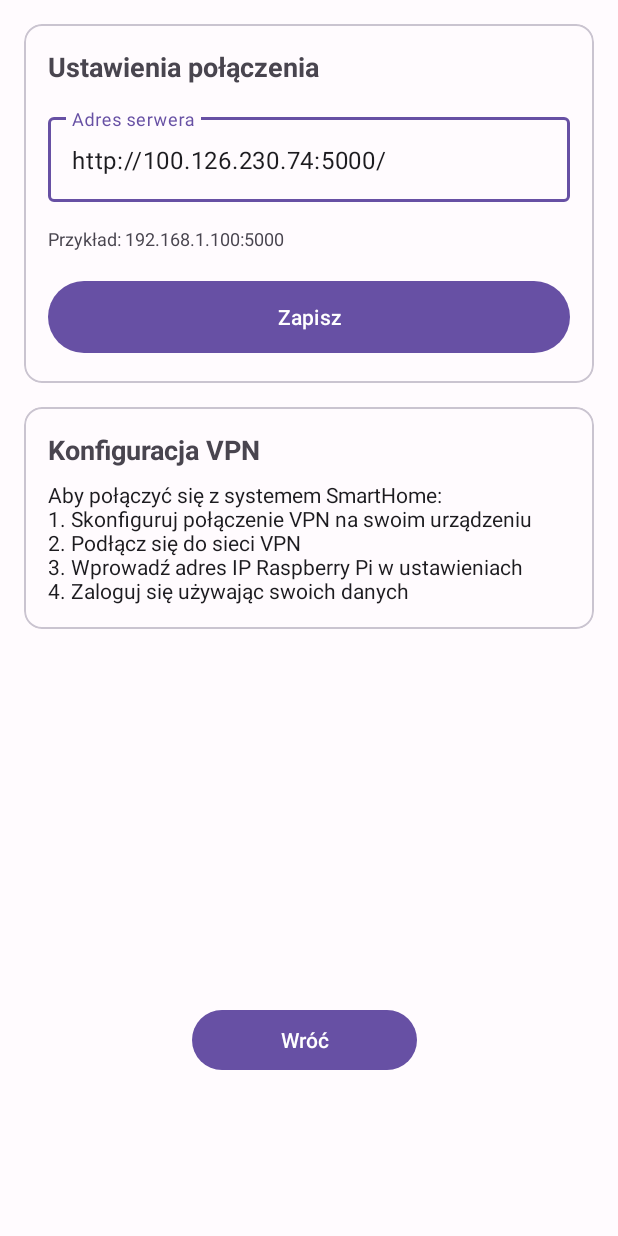
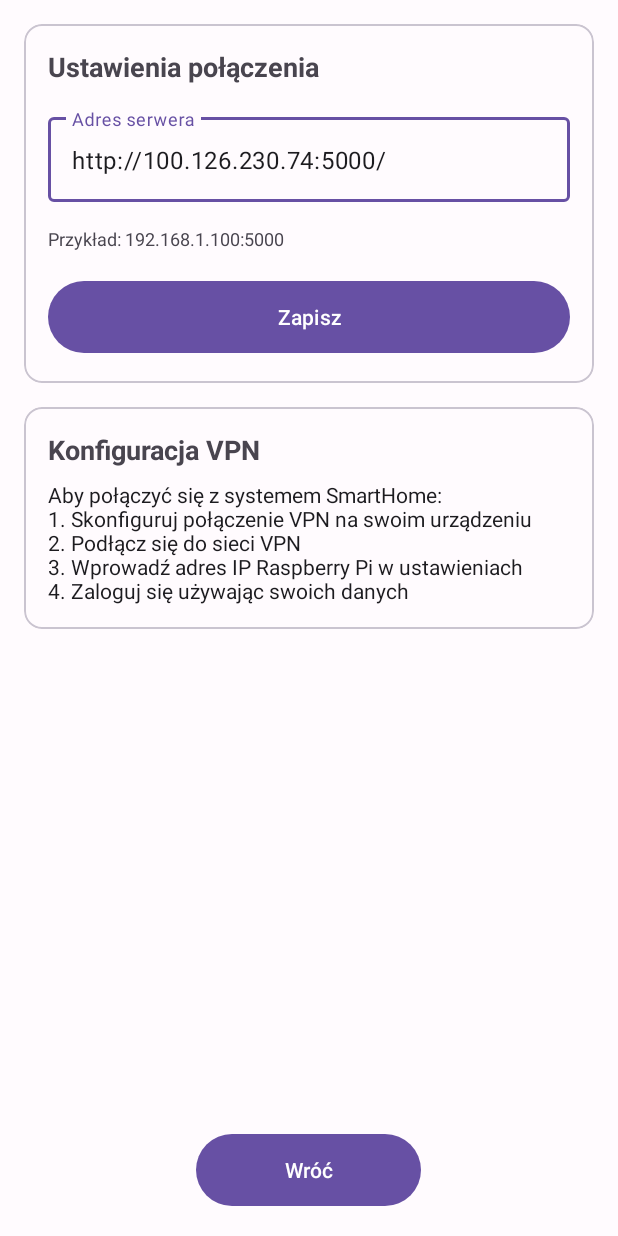
Before and after one commit to AdasRakieta/Site_proj, an Android app: the SettingsActivity screen opened directly, with no data from a screen before it, on a phone screen of 412 x 824 dp. Run offline under Robolectric (Android 15) with nearby library versions, the phone set to English and light mode, and no system bars; network calls fail.

Commit message:
poprawy przyciska wróć

```diff
--- a/android_app/app/src/main/java/com/smarthome/services/SmartHomeApiService.java
+++ b/android_app/app/src/main/java/com/smarthome/services/SmartHomeApiService.java
@@ -43,7 +43,7 @@ public interface SmartHomeApiService {
 
     // Rooms
     @GET("api/rooms")
-    Call<ApiResponse<List<Room>>> getRooms();
+    Call<List<String>> getRooms();
 
     @POST("api/rooms")
     Call<ApiResponse<Room>> createRoom(@Body Room room);
@@ -56,7 +56,7 @@ public interface SmartHomeApiService {
 
     // Devices/Buttons
     @GET("api/buttons")
-    Call<ApiResponse<List<Device>>> getDevices();
+    Call<List<Device>> getDevices();
 
     @POST("api/buttons")
     Call<ApiResponse<Device>> createDevice(@Body Device device);
@@ -68,7 +68,7 @@ public interface SmartHomeApiService {
     Call<ApiResponse<String>> deleteDevice(@Path("id") String deviceId);
 
     @POST("api/buttons/{id}/toggle")
-    Call<ApiResponse<String>> toggleDevice(@Path("id") String deviceId);
+    Call<String> toggleDevice(@Path("id") String deviceId);
 
     // Temperature controls
     @GET("api/temperature_controls")
@@ -85,7 +85,7 @@ public interface SmartHomeApiService {
 
     // Security
     @GET("api/security")
-    Call<ApiResponse<SecurityStateResponse>> getSecurityState();
+    Call<SecurityStateResponse> getSecurityState();
 
     @POST("api/security")
     Call<ApiResponse<SecurityStateResponse>> toggleSecurity(@Body SecurityToggleRequest request);
--- a/android_app/app/src/main/res/layout/activity_settings.xml
+++ b/android_app/app/src/main/res/layout/activity_settings.xml
@@ -1,7 +1,13 @@
 <?xml version="1.0" encoding="utf-8"?>
-<ScrollView xmlns:android="http://schemas.android.com/apk/res/android"
+<LinearLayout xmlns:android="http://schemas.android.com/apk/res/android"
     android:layout_width="match_parent"
     android:layout_height="match_parent"
+    android:orientation="vertical">
+
+    <ScrollView
+        android:layout_width="match_parent"
+        android:layout_height="0dp"
+        android:layout_weight="1"
         android:padding="16dp">
 
         <LinearLayout
@@ -92,26 +98,22 @@
 
             </com.google.android.material.card.MaterialCardView>
 
-        <Space
-            android:layout_width="322dp"
-            android:layout_height="234dp" />
+        </LinearLayout>
 
-        <LinearLayout
+    </ScrollView>
+
+    <!-- Przycisk Wróć wyśrodkowany na dole -->
+    <FrameLayout
         android:layout_width="match_parent"
-            android:layout_height="match_parent"
-            android:orientation="horizontal">
-
-            <Space
-                android:layout_width="112dp"
-                android:layout_height="match_parent" />
+        android:layout_height="wrap_content"
+        android:padding="16dp">
 
         <Button
             android:id="@+id/buttonBack"
             android:layout_width="150dp"
-                android:layout_height="match_parent"
+            android:layout_height="56dp"
+            android:layout_gravity="center"
             android:text="Wróć" />
-        </LinearLayout>
+    </FrameLayout>
 
 </LinearLayout>
-
-</ScrollView>
```
Also changed, not shown: android_app/app/src/main/java/com/smarthome/activities/MainActivity.java (+29 -28 lines), android_app/app/src/main/java/com/smarthome/activities/RoomActivity.java (+18 -17 lines), android_app/app/src/main/res/layout/activity_room.xml (+9 -10 lines). Lines whose indentation alone changed are shown as unchanged.
